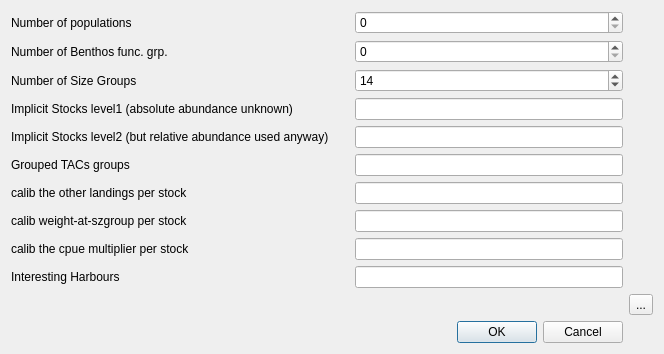
Before: the Qt Designer form qtgui/configdialog.ui in frabas/DISPLACE_GUI, drawn with Qt 5.
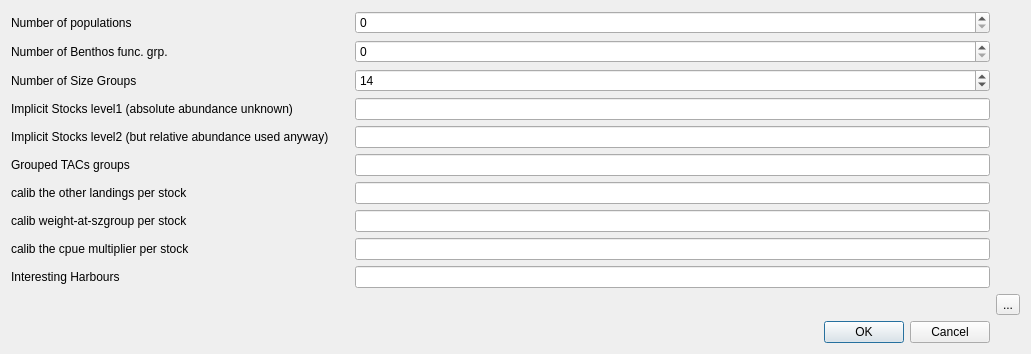
After: the same form once the commit is applied. Icons and pictures are not drawn.

Commit message: Very minor but useful comments in the code

What changed in the file:
```diff
--- a/qtgui/configdialog.ui
+++ b/qtgui/configdialog.ui
@@ -6,8 +6,8 @@
    <rect>
     <x>0</x>
     <y>0</y>
-    <width>664</width>
-    <height>329</height>
+    <width>1031</width>
+    <height>350</height>
    </rect>
   </property>
   <property name="windowTitle">
```
The commit also changes 2 other files.
